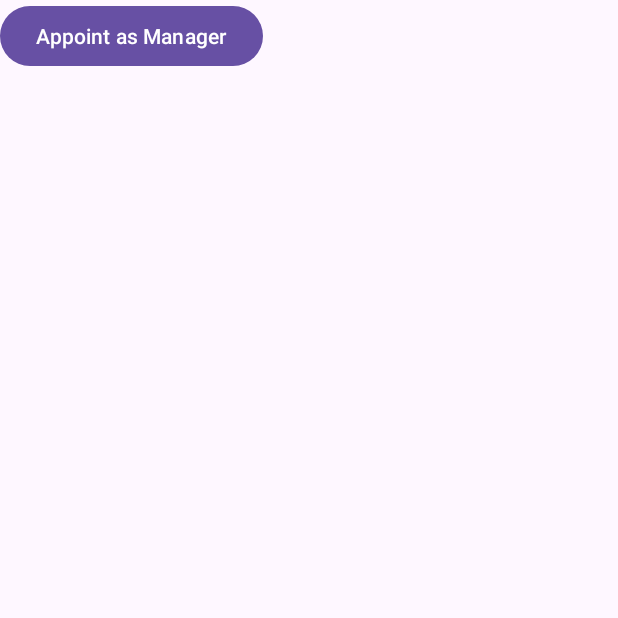
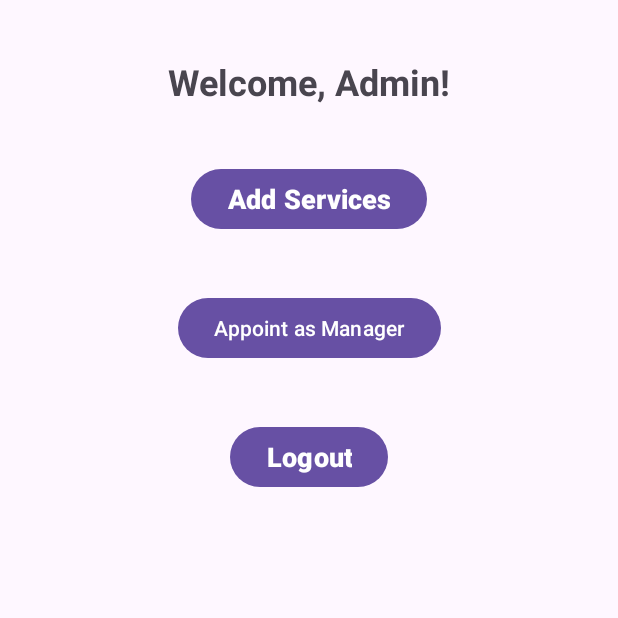
Before and after one commit to strawberryeleven/eVMS, an Android app: the adminHomepage screen opened directly, with no data from a screen before it, on a phone screen of 412 x 824 dp, the top half of it. Run offline under Robolectric (Android 15) with nearby library versions, the phone set to English and light mode, and no system bars.

Commit message:
add Service with Image

```diff
--- a/app/build.gradle.kts
+++ b/app/build.gradle.kts
@@ -41,6 +41,7 @@ dependencies {
     testImplementation(libs.junit)
     androidTestImplementation(libs.ext.junit)
     androidTestImplementation(libs.espresso.core)
+    implementation("com.google.firebase:firebase-storage")
 
     implementation ("com.squareup.picasso:picasso:2.71828")
 
@@ -51,4 +52,6 @@ dependencies {
     implementation("com.google.firebase:firebase-analytics")
 
     implementation ("com.google.firebase:firebase-firestore:24.10.0")
+
+    implementation ("com.github.esafirm:android-image-picker:2.4.5")
 }
--- a/app/src/main/java/com/example/evms/adminHomepage.java
+++ b/app/src/main/java/com/example/evms/adminHomepage.java
@@ -16,19 +16,38 @@ public class adminHomepage extends AppCompatActivity {
     @Override
     protected void onCreate(Bundle savedInstanceState) {
         super.onCreate(savedInstanceState);
-        EdgeToEdge.enable(this);
+        EdgeToEdge.enable(this); // Ensure you have imported EdgeToEdge correctly
         setContentView(R.layout.activity_admin_homepage);
+
+        // Set padding based on system bars
         ViewCompat.setOnApplyWindowInsetsListener(findViewById(R.id.main), (v, insets) -> {
             Insets systemBars = insets.getInsets(WindowInsetsCompat.Type.systemBars());
             v.setPadding(systemBars.left, systemBars.top, systemBars.right, systemBars.bottom);
             return insets;
         });
 
+        // Find the "Add Services" button by its ID
+        Button addServicesButton = findViewById(R.id.buttonAddServices);
         Button appointManagerButton = findViewById(R.id.button2);
+
+        addServicesButton.setOnClickListener(new View.OnClickListener() {
+            @Override
+            public void onClick(View v) {
+                // Create an Intent to start the AddServicesActivity
+                Intent intent = new Intent(adminHomepage.this, adminAddService.class);
+
+                // Start the AddServicesActivity
+                startActivity(intent);
+            }
+        });
+
         appointManagerButton.setOnClickListener(new View.OnClickListener() {
             @Override
             public void onClick(View v) {
+                // Create an Intent to start the AddServicesActivity
                 Intent intent = new Intent(adminHomepage.this, adminAppointManager.class);
+
+                // Start the AddServicesActivity
                 startActivity(intent);
             }
         });
--- a/app/src/main/res/layout/activity_admin_homepage.xml
+++ b/app/src/main/res/layout/activity_admin_homepage.xml
@@ -7,6 +7,32 @@
     android:layout_height="match_parent"
     tools:context=".adminHomepage">
 
+    <TextView
+        android:id="@+id/textViewWelcome"
+        android:layout_width="wrap_content"
+        android:layout_height="wrap_content"
+        android:text="Welcome, Admin!"
+        android:textSize="24sp"
+        android:textStyle="bold"
+        app:layout_constraintBottom_toTopOf="@+id/buttonAddServices"
+        app:layout_constraintEnd_toEndOf="parent"
+        app:layout_constraintStart_toStartOf="parent"
+        app:layout_constraintTop_toTopOf="parent"
+        tools:layout_editor_absoluteX="145dp"
+        tools:layout_editor_absoluteY="114dp" />
+
+    <Button
+        android:id="@+id/buttonAddServices"
+        android:layout_width="wrap_content"
+        android:layout_height="wrap_content"
+        android:text="Add Services"
+        android:textSize="18sp"
+        android:textStyle="bold"
+        app:layout_constraintBottom_toTopOf="@+id/button2"
+        app:layout_constraintEnd_toEndOf="parent"
+        app:layout_constraintStart_toStartOf="parent"
+        app:layout_constraintTop_toBottomOf="@+id/textViewWelcome"
+        app:layout_constraintVertical_bias="0.2" />
     <Button
         android:id="@+id/button2"
         android:layout_width="wrap_content"
@@ -14,5 +40,22 @@
         android:text="@string/appoint_as_manager"
         tools:layout_editor_absoluteX="104dp"
         tools:layout_editor_absoluteY="341dp"
-        tools:ignore="MissingConstraints" />
+        app:layout_constraintBottom_toTopOf="@+id/buttonLogout"
+        app:layout_constraintEnd_toEndOf="parent"
+        app:layout_constraintStart_toStartOf="parent"
+        app:layout_constraintTop_toBottomOf="@+id/buttonAddServices"
+        app:layout_constraintVertical_bias="0.2"/>
+    <Button
+        android:id="@+id/buttonLogout"
+        android:layout_width="wrap_content"
+        android:layout_height="wrap_content"
+        android:text="Logout"
+        android:textSize="18sp"
+        android:textStyle="bold"
+        app:layout_constraintBottom_toBottomOf="parent"
+        app:layout_constraintEnd_toEndOf="parent"
+        app:layout_constraintStart_toStartOf="parent"
+        app:layout_constraintTop_toBottomOf="@+id/buttonAddServices"
+        app:layout_constraintVertical_bias="0.2" />
+
 </androidx.constraintlayout.widget.ConstraintLayout>
--- a/app/src/main/res/values/strings.xml
+++ b/app/src/main/res/values/strings.xml
@@ -19,4 +19,10 @@
     <string name="sign_up">Sign Up</string>
     <string name="log_in">Log In</string>
     <string name="appoint_as_manager">Appoint as Manager</string>
+    <string name="type_label">Type</string>
+    <string name="type_hint">Enter type</string>
+    <string name="price_label">Price</string>
+    <string name="price_hint">Enter Price</string>
+    <string name="add_service_button_label">Add Service</string>
+    <string name="descriptionField">Add Description for the Service</string>
 </resources>
--- a/settings.gradle.kts
+++ b/settings.gradle.kts
@@ -16,6 +16,9 @@ dependencyResolutionManagement {
     repositories {
         google()
         mavenCentral()
+        maven {
+            url = uri("https://jitpack.io")
+        }
     }
 }
 
```
Also changed, not shown: app/src/main/AndroidManifest.xml (+6 -1 lines), app/src/main/java/com/example/evms/adminAddService.java (added, +135 -0 lines), app/src/main/res/drawable/edit_text_oval_background.xml (added, +8 -0 lines), app/src/main/res/layout/activity_admin_add_service.xml (added, +75 -0 lines), app/src/main/res/drawable/upload_image.jpg (added).
